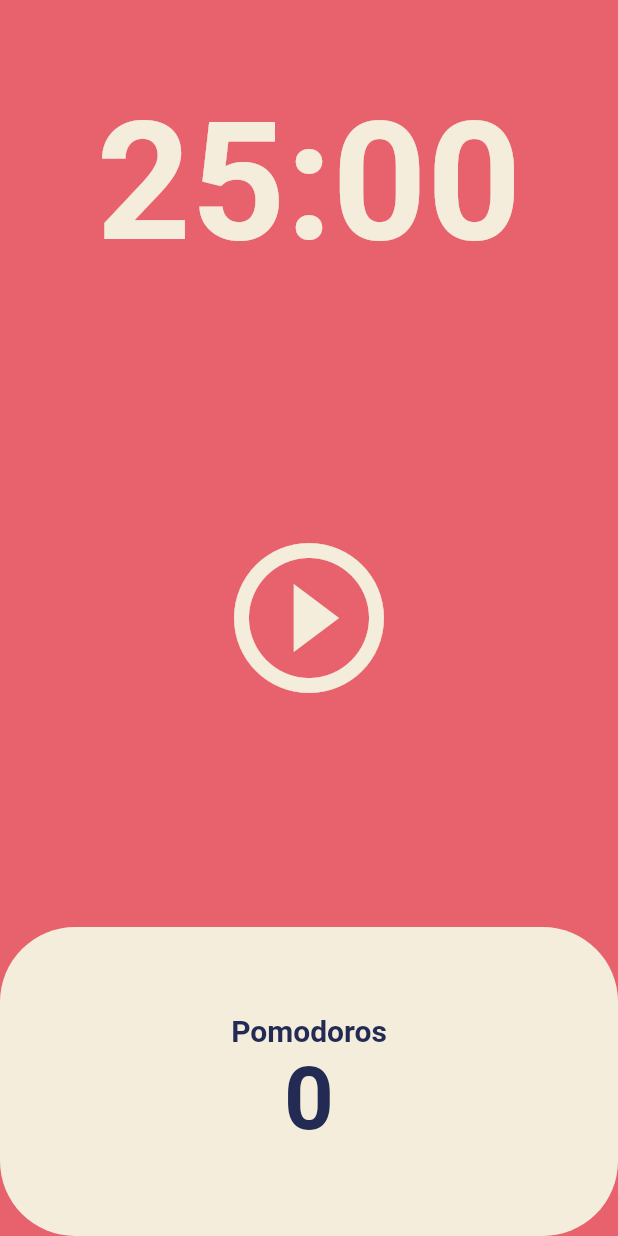
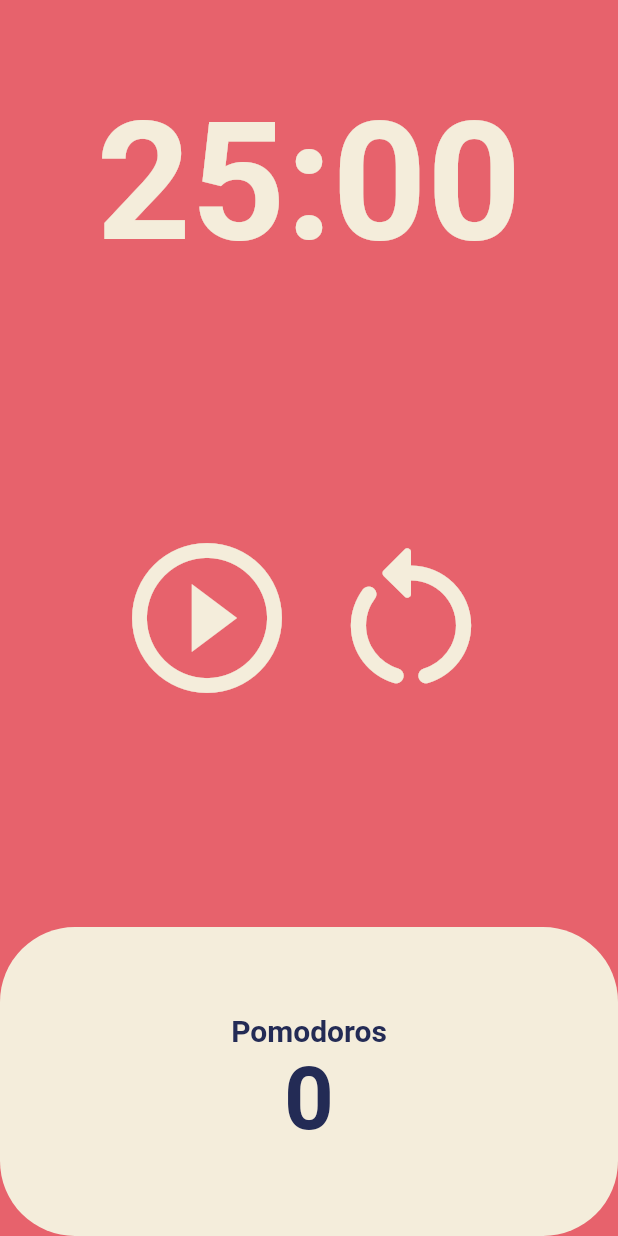
Before and after one commit to jacesoul/toonflix, a Flutter app: the screen it shows after launch, on a phone screen of 412 x 824 dp. Run offline on Flutter 3.47's test engine with Material 2 defaults, Android fonts, the phone set to English and light mode, and no system bars.

Commit message:
Restart Play

```diff
--- a/lib/screens/home_screen.dart
+++ b/lib/screens/home_screen.dart
@@ -49,6 +49,15 @@ class _HomeScreenState extends State<HomeScreen> {
     });
   }
 
+  void onRestartPressed() {
+    timer.cancel();
+
+    setState(() {
+      totalSeconds = twentyFiveMinutes;
+      isRunning = false;
+    });
+  }
+
   String format(int seconds) {
     var duration = Duration(
       seconds: seconds,
@@ -86,7 +95,10 @@ class _HomeScreenState extends State<HomeScreen> {
           ),
           Flexible(
             flex: 2,
-            child: Center(
+            child: Row(
+              mainAxisAlignment: MainAxisAlignment.center,
+              children: [
+                Center(
                   child: IconButton(
                     iconSize: 120,
                     color: Theme.of(context).cardColor,
@@ -95,6 +107,16 @@ class _HomeScreenState extends State<HomeScreen> {
                         ? Icons.pause_circle_outline
                         : Icons.play_circle_outline),
                   ),
+                ),
+                Center(
+                  child: IconButton(
+                    iconSize: 120,
+                    color: Theme.of(context).cardColor,
+                    onPressed: onRestartPressed,
+                    icon: const Icon(Icons.restart_alt_rounded),
+                  ),
+                ),
+              ],
             ),
           ),
           Flexible(
```
Lines whose indentation alone changed are shown as unchanged.
